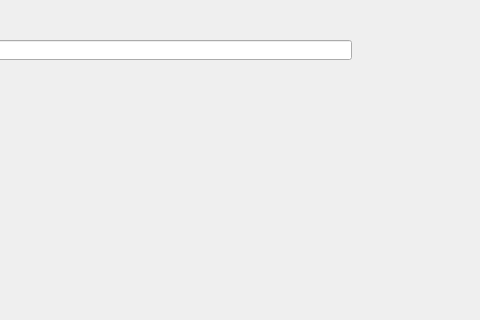
This is src/mainwindow.ui in gimlidc/SonoGrabber as Qt 5 draws it before an edit; both pictures show x 179 to 659 and y 0 to 320 of the 823 by 721 pixel window. The edited form follows.
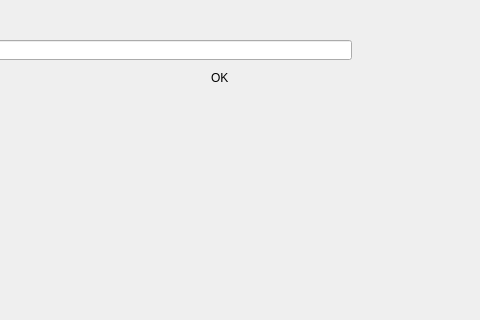
This is the edited form.

Commit message: Writer class for flushing to disk. Image cropping.

What changed in the file:
```diff
--- a/src/mainwindow.ui
+++ b/src/mainwindow.ui
@@ -66,6 +66,19 @@
      <string/>
     </property>
    </widget>
+   <widget class="QLabel" name="state">
+    <property name="geometry">
+     <rect>
+      <x>390</x>
+      <y>70</y>
+      <width>59</width>
+      <height>16</height>
+     </rect>
+    </property>
+    <property name="text">
+     <string>OK</string>
+    </property>
+   </widget>
   </widget>
  </widget>
  <layoutdefault spacing="6" margin="11"/>
```
The commit also changes 17 other files.
